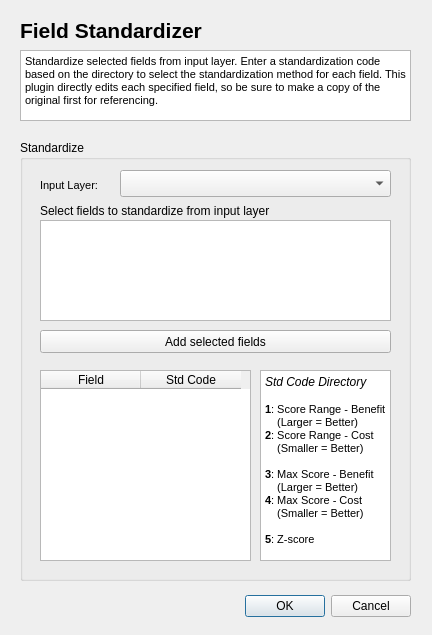
Qt form field_standardizer/field_standardizer_dialog_base.ui (greghuang8/standardizer_plugin) before a commit.
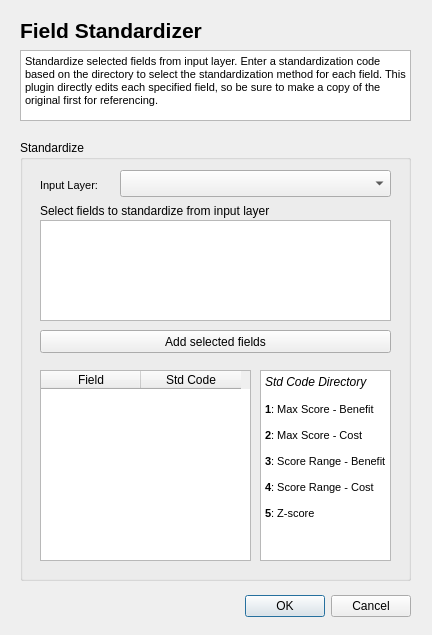
The same form after that commit. Custom widgets are drawn as their Qt base class.

Commit message: Changed order of standardization code and slight design change

What changed in the file:
```diff
--- a/field_standardizer/field_standardizer_dialog_base.ui
+++ b/field_standardizer/field_standardizer_dialog_base.ui
@@ -161,15 +161,13 @@
 &lt;/style&gt;&lt;/head&gt;&lt;body style=&quot; font-family:'MS Shell Dlg 2'; font-size:8.25pt; font-weight:400; font-style:normal;&quot;&gt;
 &lt;p style=&quot; margin-top:0px; margin-bottom:0px; margin-left:0px; margin-right:0px; -qt-block-indent:0; text-indent:0px;&quot;&gt;&lt;span style=&quot; font-size:9pt; font-style:italic;&quot;&gt;Std Code Directory&lt;/span&gt;&lt;/p&gt;
 &lt;p style=&quot;-qt-paragraph-type:empty; margin-top:0px; margin-bottom:0px; margin-left:0px; margin-right:0px; -qt-block-indent:0; text-indent:0px; font-size:9pt; font-style:italic;&quot;&gt;&lt;br /&gt;&lt;/p&gt;
-&lt;p style=&quot; margin-top:0px; margin-bottom:0px; margin-left:0px; margin-right:0px; -qt-block-indent:0; text-indent:0px;&quot;&gt;&lt;span style=&quot; font-weight:600;&quot;&gt;1&lt;/span&gt;: Score Range - Benefit&lt;/p&gt;
-&lt;p style=&quot; margin-top:0px; margin-bottom:0px; margin-left:0px; margin-right:0px; -qt-block-indent:0; text-indent:0px;&quot;&gt;    (Larger = Better)&lt;/p&gt;
-&lt;p style=&quot; margin-top:0px; margin-bottom:0px; margin-left:0px; margin-right:0px; -qt-block-indent:0; text-indent:0px;&quot;&gt;&lt;span style=&quot; font-weight:600;&quot;&gt;2&lt;/span&gt;: Score Range - Cost&lt;/p&gt;
-&lt;p style=&quot; margin-top:0px; margin-bottom:0px; margin-left:0px; margin-right:0px; -qt-block-indent:0; text-indent:0px;&quot;&gt;    (Smaller = Better)&lt;/p&gt;
+&lt;p style=&quot; margin-top:0px; margin-bottom:0px; margin-left:0px; margin-right:0px; -qt-block-indent:0; text-indent:0px;&quot;&gt;&lt;span style=&quot; font-weight:600;&quot;&gt;1&lt;/span&gt;: Max Score - Benefit&lt;/p&gt;
 &lt;p style=&quot;-qt-paragraph-type:empty; margin-top:0px; margin-bottom:0px; margin-left:0px; margin-right:0px; -qt-block-indent:0; text-indent:0px;&quot;&gt;&lt;br /&gt;&lt;/p&gt;
-&lt;p style=&quot; margin-top:0px; margin-bottom:0px; margin-left:0px; margin-right:0px; -qt-block-indent:0; text-indent:0px;&quot;&gt;&lt;span style=&quot; font-weight:600;&quot;&gt;3&lt;/span&gt;: Max Score - Benefit&lt;/p&gt;
-&lt;p style=&quot; margin-top:0px; margin-bottom:0px; margin-left:0px; margin-right:0px; -qt-block-indent:0; text-indent:0px;&quot;&gt;    (Larger = Better)&lt;/p&gt;
-&lt;p style=&quot; margin-top:0px; margin-bottom:0px; margin-left:0px; margin-right:0px; -qt-block-indent:0; text-indent:0px;&quot;&gt;&lt;span style=&quot; font-weight:600;&quot;&gt;4&lt;/span&gt;: Max Score - Cost&lt;/p&gt;
-&lt;p style=&quot; margin-top:0px; margin-bottom:0px; margin-left:0px; margin-right:0px; -qt-block-indent:0; text-indent:0px;&quot;&gt;    (Smaller = Better)&lt;/p&gt;
+&lt;p style=&quot; margin-top:0px; margin-bottom:0px; margin-left:0px; margin-right:0px; -qt-block-indent:0; text-indent:0px;&quot;&gt;&lt;span style=&quot; font-weight:600;&quot;&gt;2&lt;/span&gt;: Max Score - Cost&lt;/p&gt;
+&lt;p style=&quot;-qt-paragraph-type:empty; margin-top:0px; margin-bottom:0px; margin-left:0px; margin-right:0px; -qt-block-indent:0; text-indent:0px;&quot;&gt;&lt;br /&gt;&lt;/p&gt;
+&lt;p style=&quot; margin-top:0px; margin-bottom:0px; margin-left:0px; margin-right:0px; -qt-block-indent:0; text-indent:0px;&quot;&gt;&lt;span style=&quot; font-weight:600;&quot;&gt;3&lt;/span&gt;: Score Range - Benefit&lt;/p&gt;
+&lt;p style=&quot;-qt-paragraph-type:empty; margin-top:0px; margin-bottom:0px; margin-left:0px; margin-right:0px; -qt-block-indent:0; text-indent:0px;&quot;&gt;&lt;br /&gt;&lt;/p&gt;
+&lt;p style=&quot; margin-top:0px; margin-bottom:0px; margin-left:0px; margin-right:0px; -qt-block-indent:0; text-indent:0px;&quot;&gt;&lt;span style=&quot; font-weight:600;&quot;&gt;4&lt;/span&gt;: Score Range - Cost&lt;/p&gt;
 &lt;p style=&quot;-qt-paragraph-type:empty; margin-top:0px; margin-bottom:0px; margin-left:0px; margin-right:0px; -qt-block-indent:0; text-indent:0px;&quot;&gt;&lt;br /&gt;&lt;/p&gt;
 &lt;p style=&quot; margin-top:0px; margin-bottom:0px; margin-left:0px; margin-right:0px; -qt-block-indent:0; text-indent:0px;&quot;&gt;&lt;span style=&quot; font-weight:600;&quot;&gt;5&lt;/span&gt;: Z-score&lt;/p&gt;&lt;/body&gt;&lt;/html&gt;</string>
     </property>
```
The commit also changes 1 other file.
